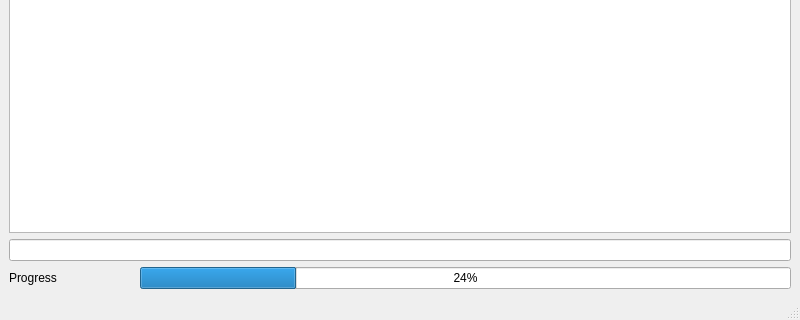
First picture: the form in cctwqt/cctwqtmainwindow.ui, repository guyjennings/cctw, before the edit; both pictures show x 0 to 800 and y 280 to 600 of the 800 by 600 pixel window.
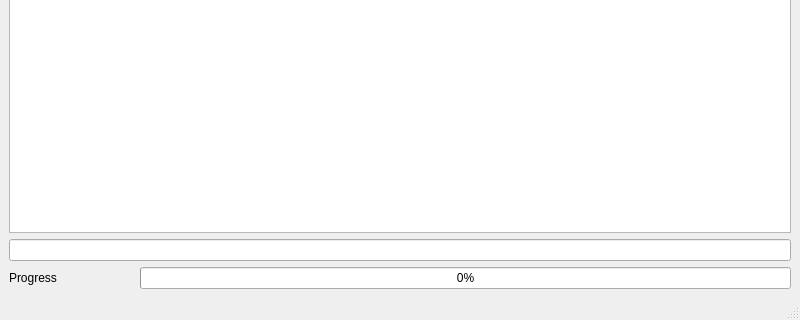
Second picture: the form after the edit.

```diff
--- a/cctwqt/cctwqtmainwindow.ui
+++ b/cctwqt/cctwqtmainwindow.ui
@@ -94,7 +94,7 @@
     <item row="5" column="1" colspan="5">
      <widget class="QProgressBar" name="m_ProgressBar">
       <property name="value">
-       <number>24</number>
+       <number>0</number>
       </property>
      </widget>
     </item>
```
Left out of the diff: 6 changed lines with no effect on the pictures.
